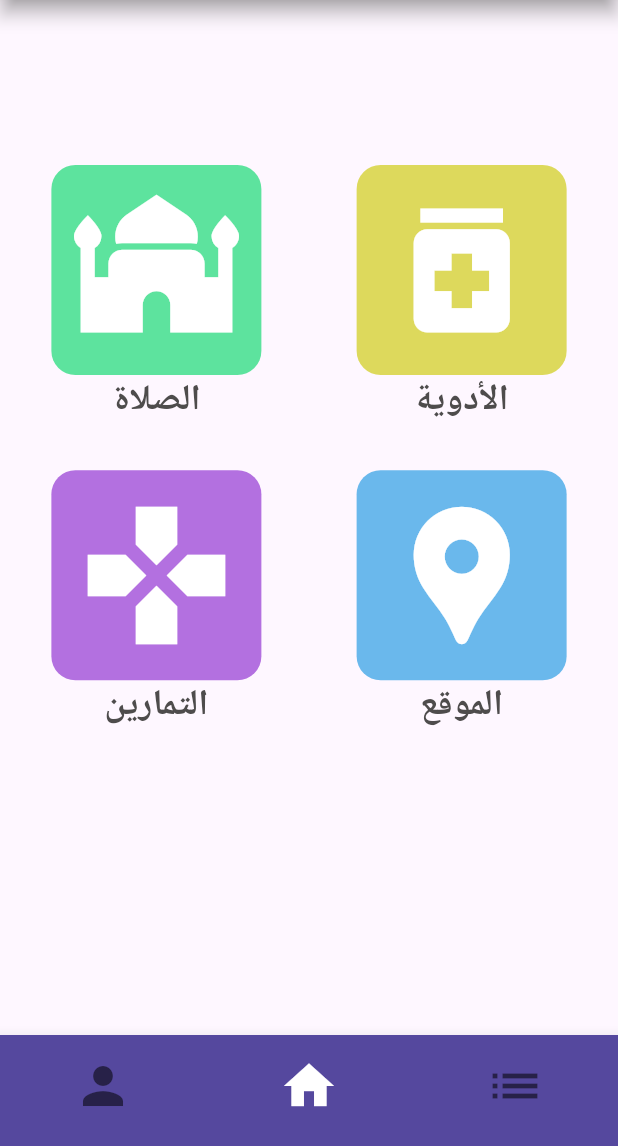
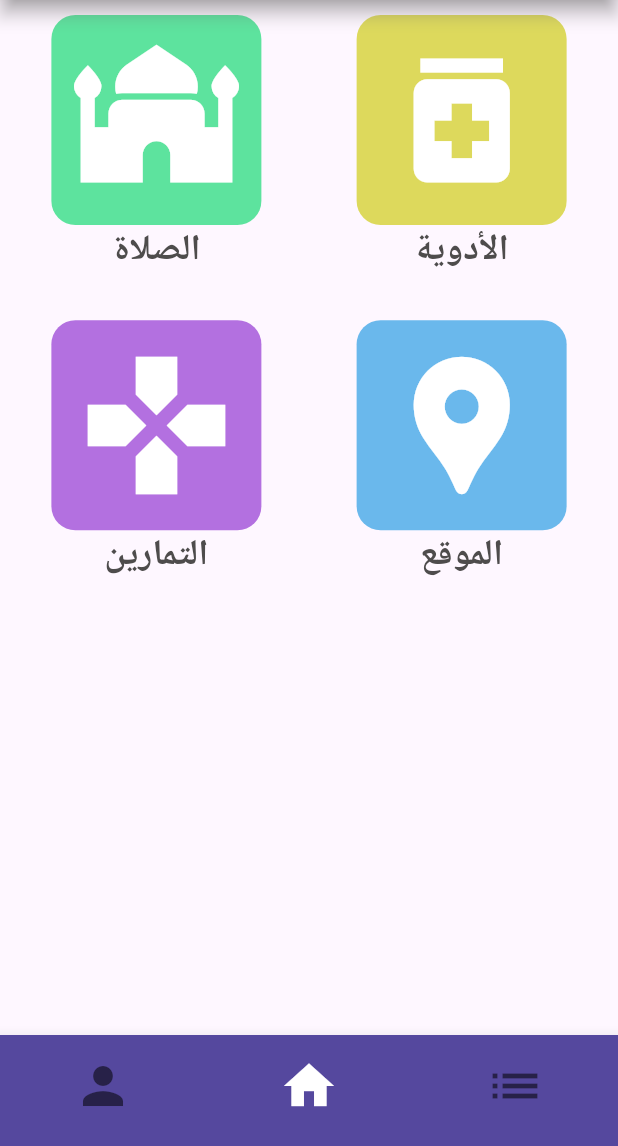
Before and after one commit to Sondosgit/aoun_p, a Flutter app: the screen it shows after launch, on a phone screen of 412 x 824 dp, the part 90-1236 px from its top. Run offline on Flutter 3.47's test engine with Material 3 defaults, Android fonts, the phone set to English and light mode, and no system bars.

Commit message:
main modified

```diff
--- /dev/null
+++ b/lib/homepage.dart
@@ -0,0 +1,138 @@
+import 'package:flutter/material.dart';
+
+class HomePage extends StatefulWidget {
+  const HomePage({Key? key}) : super(key: key);
+
+  @override
+  _HomePageState createState() => _HomePageState();
+}
+
+class _HomePageState extends State<HomePage> {
+  int selectedindex = 1;
+
+  List<Widget> listwidget = [
+    Text("1"),
+    YourCustomScrollView(),
+    Text("3"),
+  ];
+
+  @override
+  Widget build(BuildContext context) {
+    return Scaffold(
+      appBar: AppBar(
+        title: const Align(
+          alignment: Alignment.topRight,
+          child: Text(
+            "مرحبا أحمد",
+            textAlign: TextAlign.right,
+            style: TextStyle(
+              color: Colors.grey,
+              fontSize: 35,
+            ),
+          ),
+        ),
+        leading: IconButton(
+          onPressed: () {},
+          icon: const Icon(Icons.settings),
+          iconSize: 33,
+        ),
+        shadowColor: Colors.grey,
+        elevation: 5,
+        toolbarHeight: 60,
+      ),
+      bottomNavigationBar: BottomNavigationBar(
+        backgroundColor: Color.fromARGB(255, 85, 72, 158),
+        selectedItemColor: Colors.white,
+        iconSize: 40,
+        currentIndex: selectedindex,
+        onTap: (value) {
+          setState(() {
+            selectedindex = value;
+            print(value);
+          });
+        },
+        items: [
+          BottomNavigationBarItem(icon: Icon(Icons.person), label: "account"),
+          BottomNavigationBarItem(icon: Icon(Icons.home), label: "Home"),
+          BottomNavigationBarItem(icon: Icon(Icons.list), label: "checklist")
+        ],
+        showSelectedLabels: false,
+        showUnselectedLabels: false,
+      ),
+      body: Container(
+        child: Column(
+          children: <Widget>[
+            Expanded(
+              child: listwidget.elementAt(selectedindex),
+            ),
+          ],
+        ),
+      ),
+    );
+  }
+}
+
+class YourCustomScrollView extends StatelessWidget {
+  @override
+  Widget build(BuildContext context) {
+    return Align(
+      alignment: Alignment.bottomLeft,
+      child: CustomScrollView(
+        primary: false,
+        slivers: <Widget>[
+          SliverPadding(
+            padding: const EdgeInsets.all(10),
+            sliver: SliverGrid.count(
+              crossAxisSpacing: 15,
+              mainAxisSpacing: 15,
+              crossAxisCount: 2,
+              children: <Widget>[
+                _buildContainer(Icons.mosque, 'الصلاة', Color.fromARGB(255, 93, 227, 158)!),
+                _buildContainer(Icons.medication, "الأدوية ", Color.fromARGB(255, 221, 217, 92)!),
+                _buildContainer(Icons.games, 'التمارين', Color.fromARGB(255, 179, 112, 224)!),
+                _buildContainer(Icons.location_pin, 'الموقع', Color.fromARGB(255, 106, 184, 236)!),
+              ],
+            ),
+          ),
+        ],
+      ),
+    );
+  }
+
+  Widget _buildContainer(IconData icon, String text, Color color) {
+    return Column(
+      children: [
+        Container(
+          height: 140,
+          width: 140,
+          decoration: BoxDecoration(
+            color: color,
+            borderRadius: const BorderRadius.all(Radius.circular(16)),
+          ),
+          child: Padding(
+            padding: const EdgeInsets.all(8),
+            child: Column(
+              mainAxisAlignment: MainAxisAlignment.center,
+              children: [
+                Icon(
+                  icon,
+                  size: 110,
+                  color: Colors.white,
+                ),
+              ],
+            ),
+          ),
+        ),
+        Text(
+          text,
+          textAlign: TextAlign.center,
+          style: TextStyle(
+            fontSize: 24,
+            fontWeight: FontWeight.bold,
+            color: const Color.fromARGB(255, 78, 76, 76),
+          ),
+        ),
+      ],
+    );
+  }
+}
--- a/lib/main.dart
+++ b/lib/main.dart
@@ -1,197 +1,15 @@
-//import 'dart:ffi';
-
-//import 'dart:ffi';
-
 import 'package:flutter/material.dart';
+import 'package:aoun_project/homepage.dart';
 
 void main() {
   runApp(MyApp());
 }
- //class MyApp extends StatelessWidget{
-class MyApp extends StatefulWidget{
 
-const MyApp ({super.key});
-
-@override
-  State<MyApp> createState() => _MyAppState();
-}
-
-class _MyAppState extends State<MyApp> {
-
-
-  int selectedindex = 1;
-
-  List <Widget> listwidget =[
-
-//account page
-  Text("1"),
-
-//home page
-  Center(
-  child: Padding(
-    padding: EdgeInsets.only(top: 100), // Adjust top padding as needed
-    child:
-        YourCustomScrollView()))
-    ,
-   //checklist
-    Text("3"),
-  ];
-
-
-
-
+class MyApp extends StatelessWidget {
   @override
   Widget build(BuildContext context) {
     return MaterialApp(
-      home: Scaffold(
-
-
-         appBar: AppBar(title: const Align(
-          alignment: Alignment.topRight,
-          child: Text(
-            "مرحبا أحمد",
-            textAlign: TextAlign.right,
-            style: TextStyle(
-            color: Colors.grey,
-            fontSize: 35,
-              ),
-           ),
-          ),
-
-          leading: IconButton(onPressed: (){}, icon: const Icon(Icons.settings),iconSize: 33,),
-          shadowColor: Colors.grey,
-          elevation: 5,
-          toolbarHeight: 60,
-
-
-          ),
-          bottomNavigationBar:BottomNavigationBar(
-
-          backgroundColor: Color.fromARGB(255, 85, 72, 158),
-          selectedItemColor: Colors.white,
-          iconSize: 40,
-          currentIndex: selectedindex,
-          onTap: (value) {
-            setState(() {
-             selectedindex = value;
-             print(value);
-            });
-          },
-          items:
-         [BottomNavigationBarItem(icon: Icon(Icons.person),label: "account")
-          ,BottomNavigationBarItem(icon: Icon(Icons.home),label: "Home"),
-          BottomNavigationBarItem(icon: Icon(Icons.list),label: "checklist")
-         ],
-         showSelectedLabels: false,
-        showUnselectedLabels: false
-         ),
-
-          body:
-          Container(
-
-            child:
-            Column(
-              children: <Widget>[
-                Expanded(
-                  child:
-            listwidget.elementAt(selectedindex)),])
-           ),
-
-      ),
+      home: HomePage(),
     );
   }
 }
-
-
-
-
-class YourCustomScrollView extends StatelessWidget {
-  @override
-  Widget build(BuildContext context) {
-    return Align(
-     alignment: Alignment.bottomLeft,
-      child: CustomScrollView(
-        primary: false,
-        slivers: <Widget>[
-
-          SliverPadding(
-            padding: const EdgeInsets.all(10),
-            sliver: SliverGrid.count(
-              crossAxisSpacing: 15,
-              mainAxisSpacing: 15,
-              crossAxisCount: 2,
-              children: <Widget>[
-
-                _buildContainer(Icons.mosque, 'الصلاة', Color.fromARGB(255, 93, 227, 158)!),
-                _buildContainer(Icons.medication, "الأدوية ",  Color.fromARGB(255, 221, 217, 92)!),
-                _buildContainer(Icons.games, 'التمارين', Color.fromARGB(255, 179, 112, 224)!),
-                _buildContainer(Icons.location_pin, 'الموقع', Color.fromARGB(255, 106, 184, 236)!),
-
-
-              ],
-            ),
-          ),
-        ],
-      ),
-    );
-  }
-
-  Widget _buildContainer(IconData icon, String text, Color color) {
-  return Column(
-    children: [
-      Container(
-        height: 140, // Adjust the height as needed
-        width: 140,
-        decoration: BoxDecoration(
-          color: color, // Set the background color
-          borderRadius: const BorderRadius.all(Radius.circular(16)), // Set the border radius
-        ),
-
-        child: Padding(
-          padding: const EdgeInsets.all(8),
-          child: Column(mainAxisAlignment: MainAxisAlignment.center,
-            children: [
-              Icon(
-                icon,
-                size: 110, // Adjust the icon size as needed
-                color: Colors.white, // Set the icon color
-              ),
-            ],
-          ),
-        ),
-      ),
-      //SizedBox(height: 6.5), // Add some space between icon and text
-      Text(
-        text,
-        textAlign: TextAlign.center,
-        style: TextStyle(
-          fontSize: 24,
-          fontWeight: FontWeight.bold,
-          color: const Color.fromARGB(255, 78, 76, 76)
-        ),
-      ),
-    ],
-  );
-}}
-
-
-
-
-
-class CustomBoxes extends StatelessWidget{
-  final dynamic ti;
-  //final Icon ic;
- // final dynamic co;
-  const CustomBoxes({super.key, this.ti});
-
-  @override
-  Widget build(BuildContext context){
-    return
-    Container(
-                padding: const EdgeInsets.all(8),
-                color: Colors.green[100],
-                child:  Text("$ti"),
-
-              );
-  }
-}
```
Also changed, not shown: lib/account.dart (deleted), lib/accountpage.dart (added), lib/checklist.dart (deleted), lib/checklistpage.dart (added).
